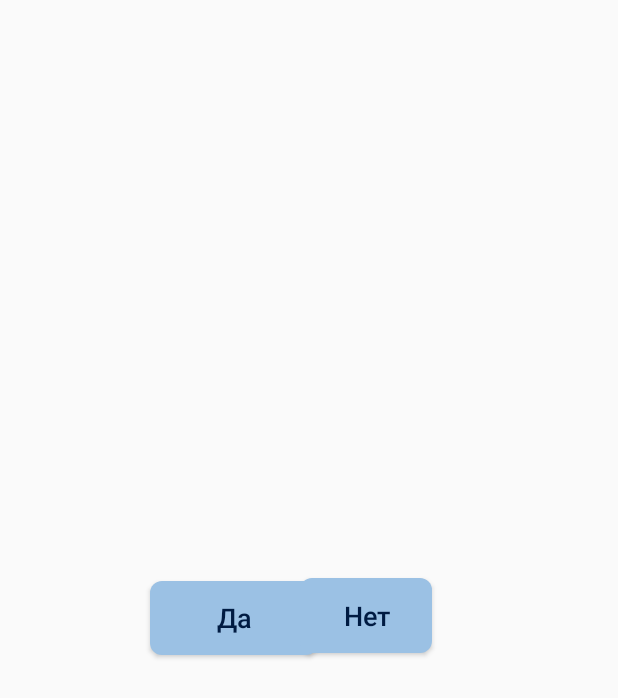
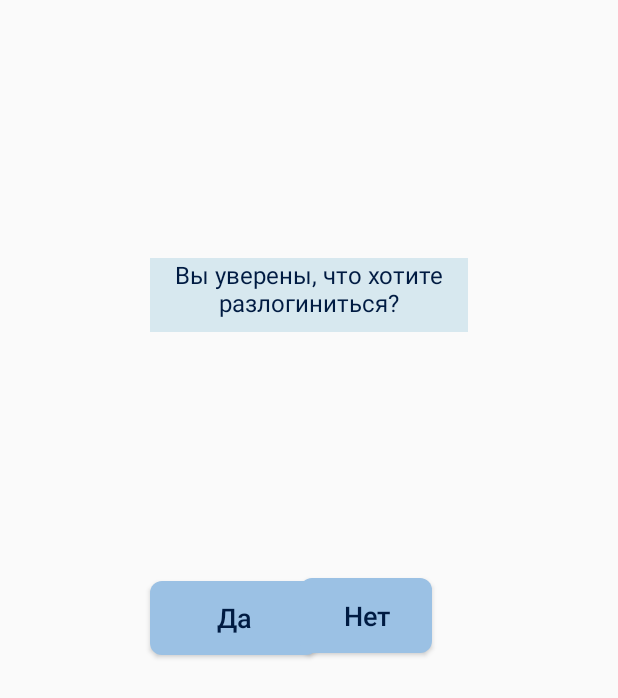
Before and after one commit to Zzzkvidi4/AndroidFirstTask, an Android app: the layout activity_logout.xml on its own in the app's theme, with its tools: preview values and no code run, on a phone screen of 412 x 824 dp. Shown: the top 698 px of the screen. Run offline under Robolectric (Android 15) with nearby library versions, the phone set to English and light mode, and no system bars.

Commit message:
Added java class for logout activity

```diff
--- /dev/null
+++ b/TestAndroidApplication1/app/src/main/java/zzzkvidi4/com/testandroidapplication1/LogOutActivity.java
@@ -0,0 +1,22 @@
+package zzzkvidi4.com.testandroidapplication1;
+
+import android.os.Bundle;
+import android.support.v7.app.AppCompatActivity;
+import android.widget.Button;
+
+/**
+ * Created by Red Sky on 11.12.2017.
+ */
+
+public class LogOutActivity extends AppCompatActivity {
+
+    @Override
+    protected void onCreate(Bundle savedInstanceState) {
+        super.onCreate(savedInstanceState);
+        setContentView(R.layout.activity_logout);
+        Button logout = (Button)findViewById(R.id.backToMenuBtn);
+        //logout.setOnClickListener(new LogOutOnClickListener(this, false));
+        Button cancel = (Button)findViewById(R.id.backToGameBtn);
+        //cancel.setOnClickListener(new BackOnClickListener(this));
+    }
+}
--- a/TestAndroidApplication1/app/src/main/res/layout/activity_logout.xml
+++ b/TestAndroidApplication1/app/src/main/res/layout/activity_logout.xml
@@ -43,4 +43,20 @@
         app:layout_constraintStart_toStartOf="parent"
         app:layout_constraintTop_toTopOf="parent"
         app:layout_constraintVertical_bias="0.498" />
+
+    <TextView
+        android:id="@+id/textView"
+        android:layout_width="0dp"
+        android:layout_height="49dp"
+        android:layout_marginEnd="100dp"
+        android:layout_marginStart="100dp"
+        android:layout_marginTop="172dp"
+        android:background="@color/mainTheme"
+        android:text="@string/ask_logout_text"
+        android:textAlignment="center"
+        android:textColor="@color/mainFontColor"
+        android:textSize="16sp"
+        app:layout_constraintEnd_toEndOf="parent"
+        app:layout_constraintStart_toStartOf="parent"
+        app:layout_constraintTop_toTopOf="parent" />
 </android.support.constraint.ConstraintLayout>
--- a/TestAndroidApplication1/app/src/main/res/values/strings.xml
+++ b/TestAndroidApplication1/app/src/main/res/values/strings.xml
@@ -26,6 +26,7 @@
     <string name="vk_btn_title">VK</string>
     <string name="ok_btn_text">Да</string>
     <string name="no_btn_text">Нет</string>
+    <string name="ask_logout_text">Вы уверены, что хотите разлогиниться?</string>
     <integer name="no_user_id">-1</integer>
     <integer name="no_matches">-1</integer>
 
```
